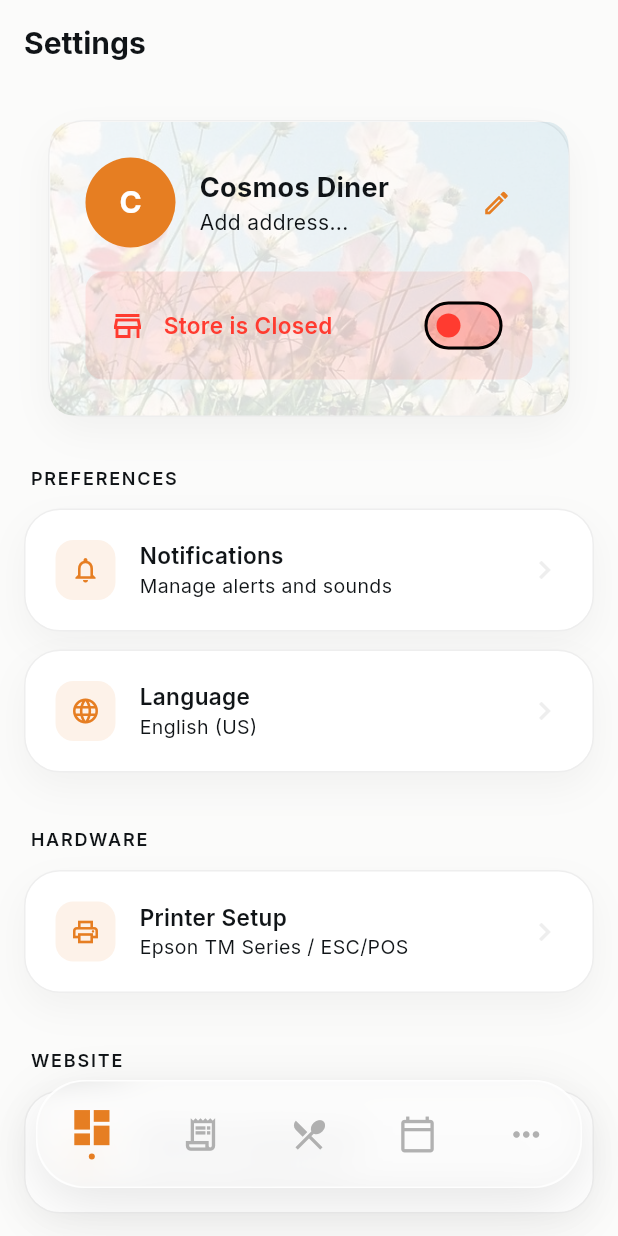
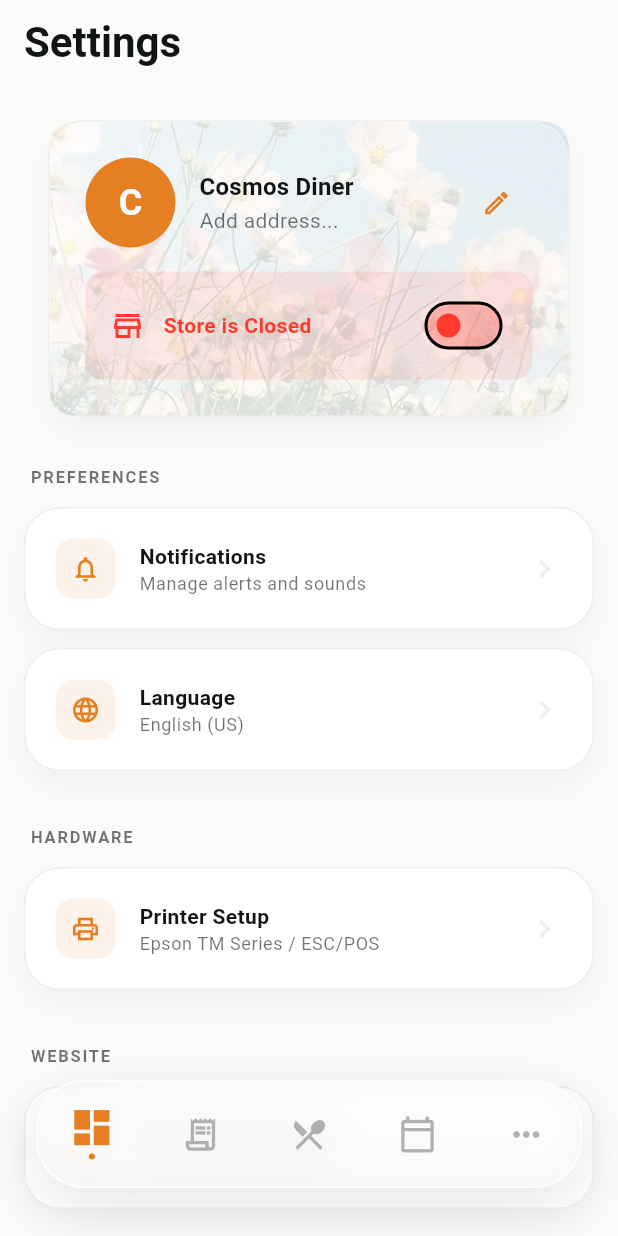
Before and after one commit to HarshRRs/multi-tenent-website-admin-app, a Flutter app: the SettingsScreen screen opened by its route, on a phone screen of 412 x 824 dp. Run offline on Flutter 3.47's test engine with Material 3 defaults, Android fonts, the phone set to English and light mode, and no system bars; our stand-ins replace audioplayers, connectivity_plus, dio, file_picker, firebase_core, firebase_crashlytics and 12 more; missing offline and left inert: esc_pos_utils_plus, flutter_ringtone_player, print_bluetooth_thermal; accounts and stored records are empty.

Commit message:
refactor(settings): modernize settings and cards UI
- Refactored `SettingsScreen` to use `AppTheme` colors and `Theme.of(context)`.
- Refactored `ModernCard` to use standard theme properties for background and shadows.
- Replaced deprecated `Color.withOpacity` with `Color.withValues`.
- Updated Store Status toggle to use `activeTrackColor` correctly.
- Cleaned up hardcoded styling and dependencies.

Co-authored-by: HarshRRs <199005965+HarshRRs@users.noreply.github.com>

```diff
--- a/lib/core/components/modern_card.dart
+++ b/lib/core/components/modern_card.dart
@@ -1,7 +1,6 @@
 import 'dart:ui';
 import 'package:flutter/material.dart';
 import 'package:rockster/core/theme/app_colors.dart';
-import 'package:rockster/core/theme/app_text_styles.dart';
 
 /// Modern card component following 2026 design principles
 /// - 16px rounded corners
@@ -25,7 +24,8 @@ class ModernCard extends StatelessWidget {
 
   @override
   Widget build(BuildContext context) {
-    final isDark = Theme.of(context).brightness == Brightness.dark;
+    final theme = Theme.of(context);
+    final isDark = theme.brightness == Brightness.dark;
 
     final card = AnimatedContainer(
       duration: const Duration(milliseconds: 300),
@@ -33,16 +33,16 @@ class ModernCard extends StatelessWidget {
       padding: padding ?? const EdgeInsets.all(20),
       decoration: BoxDecoration(
         color: isGlass
-            ? (isDark ? Colors.white.withOpacity(0.05) : Colors.white.withOpacity(0.7))
-            : (isDark ? AppColors.midnightOnyx : Colors.white),
+            ? (isDark ? Colors.white.withValues(alpha: 0.05) : Colors.white.withValues(alpha: 0.7))
+            : theme.cardTheme.color,
         borderRadius: BorderRadius.circular(24),
         border: Border.all(
-          color: isDark ? Colors.white.withOpacity(0.08) : AppColors.etherealBorder,
+          color: isDark ? Colors.white.withValues(alpha: 0.08) : AppColors.etherealBorder,
           width: 1,
         ),
         boxShadow: [
           BoxShadow(
-            color: Colors.black.withOpacity(isDark ? 0.3 : 0.04),
+            color: Colors.black.withValues(alpha: isDark ? 0.3 : 0.04),
             blurRadius: 20,
             offset: const Offset(0, 10),
           ),
@@ -89,6 +89,8 @@ class StatCard extends StatelessWidget {
 
   @override
   Widget build(BuildContext context) {
+    final theme = Theme.of(context);
+
     return ModernCard(
       padding: const EdgeInsets.all(24),
       child: Column(
@@ -103,13 +105,13 @@ class StatCard extends StatelessWidget {
                   gradient: LinearGradient(
                     colors: [
                       AppColors.liquidAmber,
-                      AppColors.liquidAmber.withOpacity(0.8),
+                      AppColors.liquidAmber.withValues(alpha: 0.8),
                     ],
                   ),
                   borderRadius: BorderRadius.circular(16),
                   boxShadow: [
                     BoxShadow(
-                      color: AppColors.liquidAmber.withOpacity(0.3),
+                      color: AppColors.liquidAmber.withValues(alpha: 0.3),
                       blurRadius: 10,
                       offset: const Offset(0, 4),
                     ),
@@ -126,8 +128,8 @@ class StatCard extends StatelessWidget {
                   padding: const EdgeInsets.symmetric(horizontal: 12, vertical: 6),
                   decoration: BoxDecoration(
                     color: (isTrendPositive ?? true)
-                        ? AppColors.success.withOpacity(0.1)
-                        : AppColors.error.withOpacity(0.1),
+                        ? AppColors.success.withValues(alpha: 0.1)
+                        : AppColors.error.withValues(alpha: 0.1),
                     borderRadius: BorderRadius.circular(12),
                   ),
                   child: Row(
@@ -140,7 +142,7 @@ class StatCard extends StatelessWidget {
                       const SizedBox(width: 4),
                       Text(
                         trend!,
-                        style: AppTextStyles.labelMedium.copyWith(
+                        style: theme.textTheme.labelMedium?.copyWith(
                           color: (isTrendPositive ?? true) ? AppColors.success : AppColors.error,
                         ),
                       ),
@@ -152,14 +154,14 @@ class StatCard extends StatelessWidget {
           const SizedBox(height: 24),
           Text(
             title,
-            style: AppTextStyles.labelLarge.copyWith(
+            style: theme.textTheme.labelLarge?.copyWith(
               color: Colors.grey,
             ),
           ),
           const SizedBox(height: 8),
           Text(
             value,
-            style: AppTextStyles.displayMedium,
+            style: theme.textTheme.displayMedium,
           ),
         ],
       ),
--- a/lib/features/settings/presentation/settings_screen.dart
+++ b/lib/features/settings/presentation/settings_screen.dart
@@ -1,7 +1,6 @@
 import 'package:flutter/material.dart';
 import 'package:flutter_riverpod/flutter_riverpod.dart';
 import 'package:go_router/go_router.dart';
-import 'package:google_fonts/google_fonts.dart';
 import 'package:rockster/core/theme/app_colors.dart';
 import 'package:rockster/core/components/modern_card.dart';
 import 'package:rockster/features/auth/presentation/auth_provider.dart';
@@ -45,11 +44,12 @@ class _SettingsScreenState extends ConsumerState<SettingsScreen> {
 
     _nameController.text = user.name;
     _addressController.text = user.address;
+    final theme = Theme.of(context);
 
     showDialog(
       context: context,
       builder: (context) => AlertDialog(
-        title: Text('Edit Profile', style: GoogleFonts.inter(fontWeight: FontWeight.bold)),
+        title: Text('Edit Profile', style: theme.textTheme.titleLarge?.copyWith(fontWeight: FontWeight.bold)),
         content: Column(
           mainAxisSize: MainAxisSize.min,
           children: [
@@ -97,20 +97,21 @@ class _SettingsScreenState extends ConsumerState<SettingsScreen> {
 
     // Localization - hardcoded for now
     final currentLocale = ref.watch(localeProvider);
+    final theme = Theme.of(context);
 
     return Scaffold(
-      backgroundColor: AppColors.cloudDancer,
+      backgroundColor: theme.scaffoldBackgroundColor,
       body: CustomScrollView(
         slivers: [
           SliverAppBar(
-            backgroundColor: AppColors.cloudDancer,
+            backgroundColor: theme.scaffoldBackgroundColor,
             surfaceTintColor: Colors.transparent,
             pinned: true,
             title: Text(
               AppLocalizations.of(context)!.settingsTitle,
-              style: GoogleFonts.inter(
+              style: theme.textTheme.headlineMedium?.copyWith(
                 fontWeight: FontWeight.bold,
-                color: AppColors.deepInk,
+                color: theme.colorScheme.onSurface,
               ),
             ),
           ),
@@ -138,13 +139,12 @@ class _SettingsScreenState extends ConsumerState<SettingsScreen> {
                           children: [
                             CircleAvatar(
                               radius: 30,
-                              backgroundColor: AppColors.burntTerracotta,
+                              backgroundColor: AppColors.liquidAmber,
                               child: Text(
                                 restaurantName.isNotEmpty ? restaurantName[0].toUpperCase() : 'C',
-                                style: GoogleFonts.inter(
+                                style: theme.textTheme.headlineSmall?.copyWith(
                                   color: Colors.white,
                                   fontWeight: FontWeight.bold,
-                                  fontSize: 20,
                                 ),
                               ),
                             ),
@@ -155,17 +155,15 @@ class _SettingsScreenState extends ConsumerState<SettingsScreen> {
                                 children: [
                                   Text(
                                     restaurantName,
-                                    style: GoogleFonts.inter(
-                                      fontSize: 18,
+                                    style: theme.textTheme.titleMedium?.copyWith(
                                       fontWeight: FontWeight.bold,
-                                      color: AppColors.deepInk,
+                                      color: theme.colorScheme.onSurface,
                                     ),
                                   ),
                                     Text(
                                       address,
-                                      style: GoogleFonts.inter(
-                                        fontSize: 14,
-                                        color: AppColors.textSecondaryLight,
+                                      style: theme.textTheme.bodyMedium?.copyWith(
+                                        color: theme.colorScheme.onSurface.withValues(alpha: 0.6),
                                       ),
                                       maxLines: 1,
                                       overflow: TextOverflow.ellipsis,
@@ -174,7 +172,7 @@ class _SettingsScreenState extends ConsumerState<SettingsScreen> {
                               ),
                             ),
                             IconButton(
-                              icon: const Icon(Icons.edit_outlined, color: AppColors.burntTerracotta, size: 20),
+                              icon: const Icon(Icons.edit_outlined, color: AppColors.liquidAmber, size: 20),
                               onPressed: _showEditProfileDialog,
                             ),
                           ],
@@ -201,17 +199,15 @@ class _SettingsScreenState extends ConsumerState<SettingsScreen> {
                                   const SizedBox(width: 12),
                                   Text(
                                     user?.isStoreOpen == true ? 'Store is Open' : 'Store is Closed',
-                                    style: GoogleFonts.inter(
-                                      fontSize: 15,
+                                    style: theme.textTheme.bodyMedium?.copyWith(
                                       fontWeight: FontWeight.w600,
                                       color: user?.isStoreOpen == true ? AppColors.success : AppColors.error,
                                     ),
                                   ),
                                 ],
                               ),
-                              Switch(
+                              Switch.adaptive(
                                 value: user?.isStoreOpen ?? false,
-                                activeColor: AppColors.success,
                                 activeTrackColor: AppColors.success.withValues(alpha: 0.3),
                                 inactiveThumbColor: AppColors.error,
                                 inactiveTrackColor: AppColors.error.withValues(alpha: 0.3),
@@ -229,11 +225,12 @@ class _SettingsScreenState extends ConsumerState<SettingsScreen> {
 
                 const SizedBox(height: 24),
 
-                _buildSectionHeader(AppLocalizations.of(context)!.settingsPreferences.toUpperCase()),
+                _buildSectionHeader(AppLocalizations.of(context)!.settingsPreferences.toUpperCase(), theme),
                 _buildSettingTile(
                   icon: Icons.notifications_outlined,
                   title: AppLocalizations.of(context)!.settingsNotifications,
                   subtitle: 'Manage alerts and sounds',
+                  theme: theme,
                   onTap: () {
                     showModalBottomSheet(
                       context: context,
@@ -247,6 +244,7 @@ class _SettingsScreenState extends ConsumerState<SettingsScreen> {
                   icon: Icons.language,
                   title: AppLocalizations.of(context)!.settingsLanguage,
                   subtitle: currentLocale.languageCode == 'en' ? 'English (US)' : 'Français',
+                  theme: theme,
                   onTap: () {
                      // Toggle Language
                      final newLocale = currentLocale.languageCode == 'en'
@@ -266,11 +264,12 @@ class _SettingsScreenState extends ConsumerState<SettingsScreen> {
 
                 const SizedBox(height: 24),
 
-                _buildSectionHeader(AppLocalizations.of(context)!.settingsHardware.toUpperCase()),
+                _buildSectionHeader(AppLocalizations.of(context)!.settingsHardware.toUpperCase(), theme),
                 _buildSettingTile(
                   icon: Icons.print_outlined,
                   title: AppLocalizations.of(context)!.settingsPrinter,
                   subtitle: 'Epson TM Series / ESC/POS',
+                  theme: theme,
                   onTap: () {
                     Navigator.of(context).push(
                       MaterialPageRoute(builder: (_) => const PrinterSettingsScreen()),
@@ -280,11 +279,12 @@ class _SettingsScreenState extends ConsumerState<SettingsScreen> {
 
                 const SizedBox(height: 24),
 
-                _buildSectionHeader('WEBSITE'),
+                _buildSectionHeader('WEBSITE', theme),
                 _buildSettingTile(
                   icon: Icons.language_outlined,
                   title: 'Website Subdomain',
                   subtitle: user?.slug != null ? '${user!.slug}.cosmosadmin.com' : 'Set your website URL',
+                  theme: theme,
                   onTap: () {
                     context.push('/subdomain-settings');
                   },
@@ -292,11 +292,12 @@ class _SettingsScreenState extends ConsumerState<SettingsScreen> {
 
                 const SizedBox(height: 24),
 
-                _buildSectionHeader(AppLocalizations.of(context)!.settingsAccount.toUpperCase()),
+                _buildSectionHeader(AppLocalizations.of(context)!.settingsAccount.toUpperCase(), theme),
                  _buildSettingTile(
                   icon: Icons.logout,
                    title: AppLocalizations.of(context)!.settingsSignOut,
                    subtitle: 'Log out of your account',
+                   theme: theme,
                    onTap: () {
                      ref.read(authNotifierProvider.notifier).logout();
                      context.go('/login');
@@ -313,15 +314,14 @@ class _SettingsScreenState extends ConsumerState<SettingsScreen> {
     );
   }
 
-  Widget _buildSectionHeader(String title) {
+  Widget _buildSectionHeader(String title, ThemeData theme) {
     return Padding(
       padding: const EdgeInsets.only(left: 4, bottom: 12),
       child: Text(
         title.toUpperCase(),
-        style: GoogleFonts.inter(
-          fontSize: 12,
+        style: theme.textTheme.labelSmall?.copyWith(
           fontWeight: FontWeight.w600,
-          color: AppColors.textSecondaryLight,
+          color: theme.colorScheme.onSurface.withValues(alpha: 0.6),
           letterSpacing: 1.2,
         ),
       ),
@@ -332,6 +332,7 @@ class _SettingsScreenState extends ConsumerState<SettingsScreen> {
     required IconData icon,
     required String title,
     required String subtitle,
+    required ThemeData theme,
     Widget? trailing,
     VoidCallback? onTap,
     bool isDestructive = false,
@@ -346,12 +347,12 @@ class _SettingsScreenState extends ConsumerState<SettingsScreen> {
             decoration: BoxDecoration(
               color: isDestructive
                   ? AppColors.error.withValues(alpha: 0.1)
-                  : AppColors.burntTerracotta.withValues(alpha: 0.1),
+                  : AppColors.liquidAmber.withValues(alpha: 0.1),
               borderRadius: BorderRadius.circular(12),
             ),
             child: Icon(
               icon,
-              color: isDestructive ? AppColors.error : AppColors.burntTerracotta,
+              color: isDestructive ? AppColors.error : AppColors.liquidAmber,
               size: 20,
             ),
           ),
@@ -362,24 +363,22 @@ class _SettingsScreenState extends ConsumerState<SettingsScreen> {
               children: [
                 Text(
                   title,
-                  style: GoogleFonts.inter(
+                  style: theme.textTheme.bodyMedium?.copyWith(
                     fontWeight: FontWeight.w600,
-                    color: isDestructive ? AppColors.error : AppColors.deepInk,
-                    fontSize: 15,
+                    color: isDestructive ? AppColors.error : theme.colorScheme.onSurface,
                   ),
                 ),
                 Text(
                   subtitle,
-                  style: GoogleFonts.inter(
-                    color: AppColors.textSecondaryLight,
-                    fontSize: 13,
+                  style: theme.textTheme.bodySmall?.copyWith(
+                    color: theme.colorScheme.onSurface.withValues(alpha: 0.6),
                   ),
                 ),
               ],
             ),
           ),
           if (trailing != null) trailing
-          else Icon(Icons.chevron_right, color: AppColors.softBorder),
+          else Icon(Icons.chevron_right, color: AppColors.etherealBorder),
         ],
       ),
     );
```
Also changed, not shown: 1 other file.
